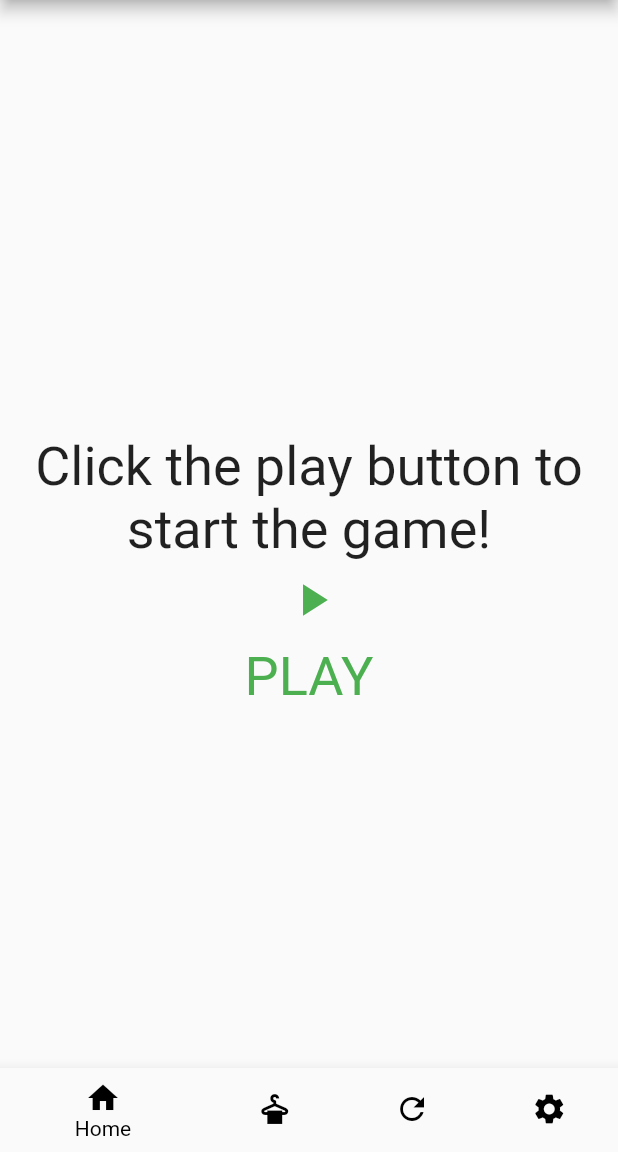
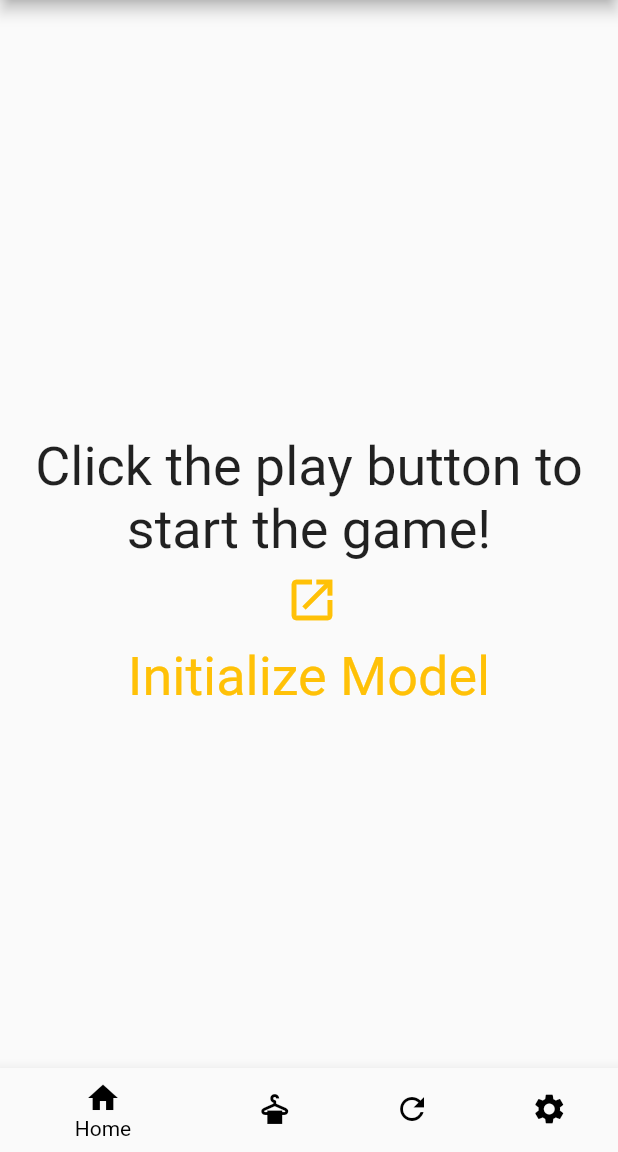
Before and after one commit to AlexanderSambale/Acroulette, a Flutter app: the screen it shows after launch, on a phone screen of 412 x 824 dp, the part 84-1236 px from its top. Run offline on Flutter 3.47's test engine with Material 2 defaults, Android fonts, the phone set to English and light mode, and no system bars; our stand-ins replace bloc, equatable, flutter_bloc, flutter_tts; missing offline and left inert: vosk_flutter_plugin.

Commit message:
Refactor model initialization time

```diff
--- a/lib/bloc/acroulette/acroulette_bloc.dart
+++ b/lib/bloc/acroulette/acroulette_bloc.dart
@@ -12,7 +12,7 @@ part 'acroulette_state.dart';
 
 class AcrouletteBloc extends Bloc<AcrouletteEvent, BaseAcrouletteState> {
   AcrouletteBloc(this.flutterTts) : super(AcrouletteInitialState()) {
-    voiceRecognitionBloc = VoiceRecognitionBloc();
+    voiceRecognitionBloc = VoiceRecognitionBloc(onInitiated);
 
     on<AcrouletteStart>((event, emit) {
       voiceRecognitionBloc.add(
--- a/lib/bloc/voice_recognition/voice_recognition_bloc.dart
+++ b/lib/bloc/voice_recognition/voice_recognition_bloc.dart
@@ -9,16 +9,13 @@ part 'voice_recognition_state.dart';
 
 class VoiceRecognitionBloc
     extends Bloc<VoiceRecognitionEvent, VoiceRecognitionState> {
-  VoiceRecognitionBloc() : super(const VoiceRecognitionState.initial()) {
-    Future<void> initModel() async {
-      ByteData modelZip = await rootBundle
-          .load('assets/models/vosk-model-small-en-us-0.15.zip');
-      await VoskFlutterPlugin.initModel(modelZip);
-    }
+  final void Function() onInitiated;
+
+  VoiceRecognitionBloc(this.onInitiated)
+      : super(const VoiceRecognitionState.initial()) {
+    initModel(onInitiated);
 
     on<VoiceRecognitionStart>((event, emit) async {
-      await initModel();
-      event.onInitiated();
       await VoskFlutterPlugin.start();
       event.onRecognitionStarted();
       VoskFlutterPlugin.onResult().listen(event.onData);
@@ -29,4 +26,11 @@ class VoiceRecognitionBloc
       emit(state.copyWith(isRecognizing: false));
     });
   }
+
+  Future<void> initModel(void Function() onInitiated) async {
+    ByteData modelZip =
+        await rootBundle.load('assets/models/vosk-model-small-en-us-0.15.zip');
+    await VoskFlutterPlugin.initModel(modelZip);
+    onInitiated();
+  }
 }
--- a/lib/widgets/home.dart
+++ b/lib/widgets/home.dart
@@ -74,6 +74,35 @@ class _HomeState extends State<Home> {
               default:
                 text = "Click the play button to start the game!";
             }
+            Column button;
+            switch (state.runtimeType) {
+              case AcrouletteInitialState:
+              case AcrouletteInitModel:
+                button = _buildButtonColumn(
+                    Colors.amber,
+                    Colors.amberAccent,
+                    Icons.launch,
+                    'Initialize Model',
+                    () =>
+                        context.read<AcrouletteBloc>().add(AcrouletteStart()));
+                break;
+              case AcrouletteModelInitiatedState:
+                button = _buildButtonColumn(
+                    Colors.green,
+                    Colors.greenAccent,
+                    Icons.play_arrow,
+                    'PLAY',
+                    () =>
+                        context.read<AcrouletteBloc>().add(AcrouletteStart()));
+                break;
+              default:
+                button = _buildButtonColumn(
+                    Colors.red,
+                    Colors.redAccent,
+                    Icons.stop,
+                    'STOP',
+                    () => context.read<AcrouletteBloc>().add(AcrouletteStop()));
+            }
             return Container(
                 padding: const EdgeInsets.only(top: 50.0),
                 child: Column(children: [
@@ -84,26 +113,7 @@ class _HomeState extends State<Home> {
                         textAlign: TextAlign.center, style: displayTextStyle),
                   Row(
                       mainAxisAlignment: MainAxisAlignment.spaceEvenly,
-                      children: [
-                        if (state.runtimeType == AcrouletteInitialState)
-                          _buildButtonColumn(
-                              Colors.green,
-                              Colors.greenAccent,
-                              Icons.play_arrow,
-                              'PLAY',
-                              () => context
-                                  .read<AcrouletteBloc>()
-                                  .add(AcrouletteStart()))
-                        else
-                          _buildButtonColumn(
-                              Colors.red,
-                              Colors.redAccent,
-                              Icons.stop,
-                              'STOP',
-                              () => context
-                                  .read<AcrouletteBloc>()
-                                  .add(AcrouletteStop())),
-                      ]),
+                      children: [button]),
                 ]));
           }),
         )
```
